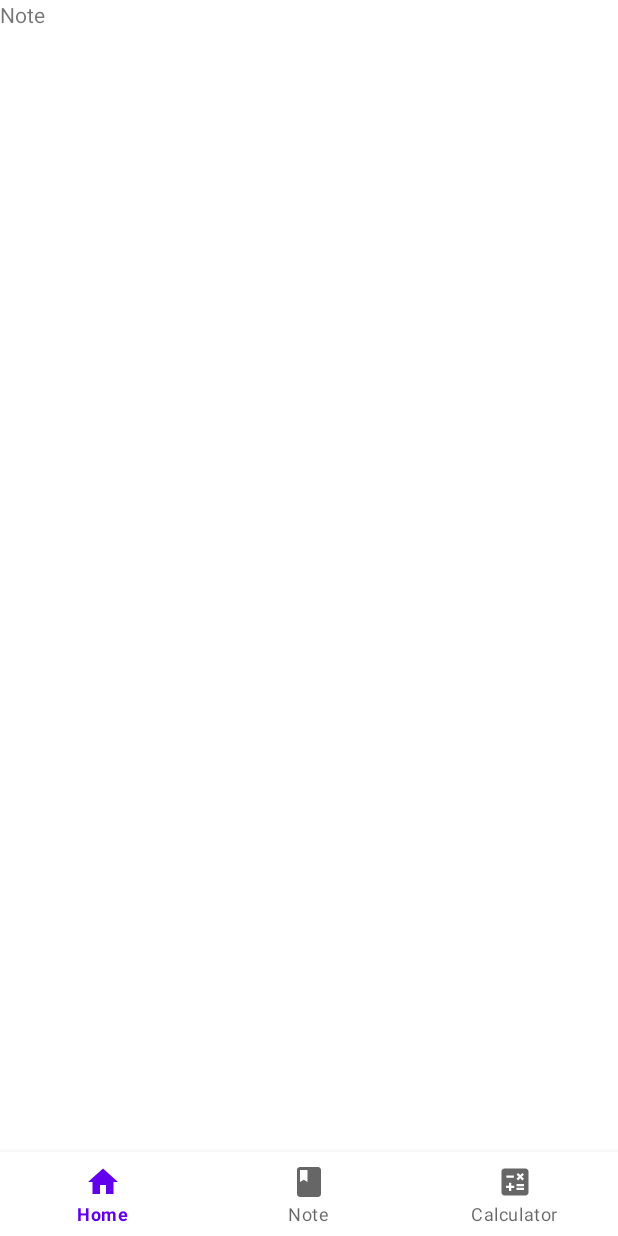
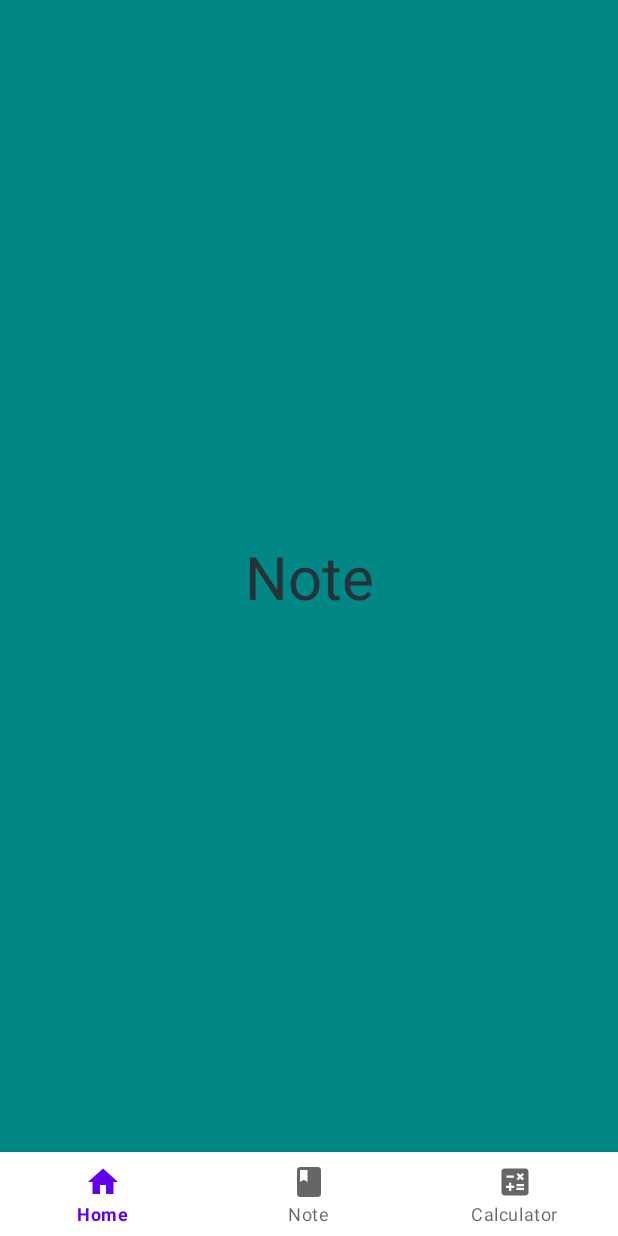
Before and after one commit to singg5/AutoNote, an Android app: the fragment Note placed in its activity, on a phone screen of 412 x 824 dp. Run offline under Robolectric (Android 15) with nearby library versions, the phone set to English and light mode, and no system bars; 3 statements that could not run were skipped.

Commit message:
Application: Change XML for fragments

```diff
--- a/app/src/main/res/layout/fragment_note.xml
+++ b/app/src/main/res/layout/fragment_note.xml
@@ -1,14 +1,26 @@
 <?xml version="1.0" encoding="utf-8"?>
 <FrameLayout xmlns:android="http://schemas.android.com/apk/res/android"
+    xmlns:app="http://schemas.android.com/apk/res-auto"
     xmlns:tools="http://schemas.android.com/tools"
     android:layout_width="match_parent"
     android:layout_height="match_parent"
     tools:context=".Note">
 
-    <!-- TODO: Update blank fragment layout -->
-    <TextView
+    <androidx.constraintlayout.widget.ConstraintLayout
         android:layout_width="match_parent"
         android:layout_height="match_parent"
-        android:text="@string/note" />
+        android:background="@color/teal_700">
 
+        <TextView
+            android:id="@+id/textView"
+            android:layout_width="wrap_content"
+            android:layout_height="wrap_content"
+            android:text="@string/note"
+            android:textColor="#263238"
+            android:textSize="40sp"
+            app:layout_constraintBottom_toBottomOf="parent"
+            app:layout_constraintEnd_toEndOf="parent"
+            app:layout_constraintStart_toStartOf="parent"
+            app:layout_constraintTop_toTopOf="parent" />
+    </androidx.constraintlayout.widget.ConstraintLayout>
 </FrameLayout>
```
Also changed, not shown: app/src/main/res/layout/fragment_calculator.xml (+7 -7 lines).
